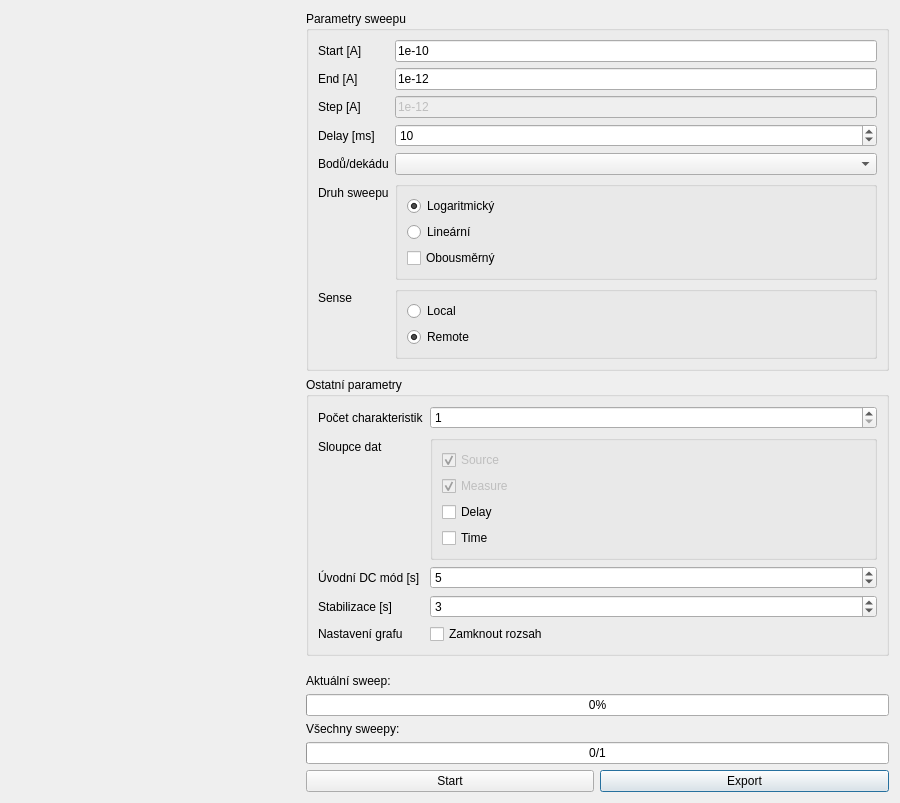
Before: the Qt Designer form gui.ui in roesel/k237, drawn with Qt 5.
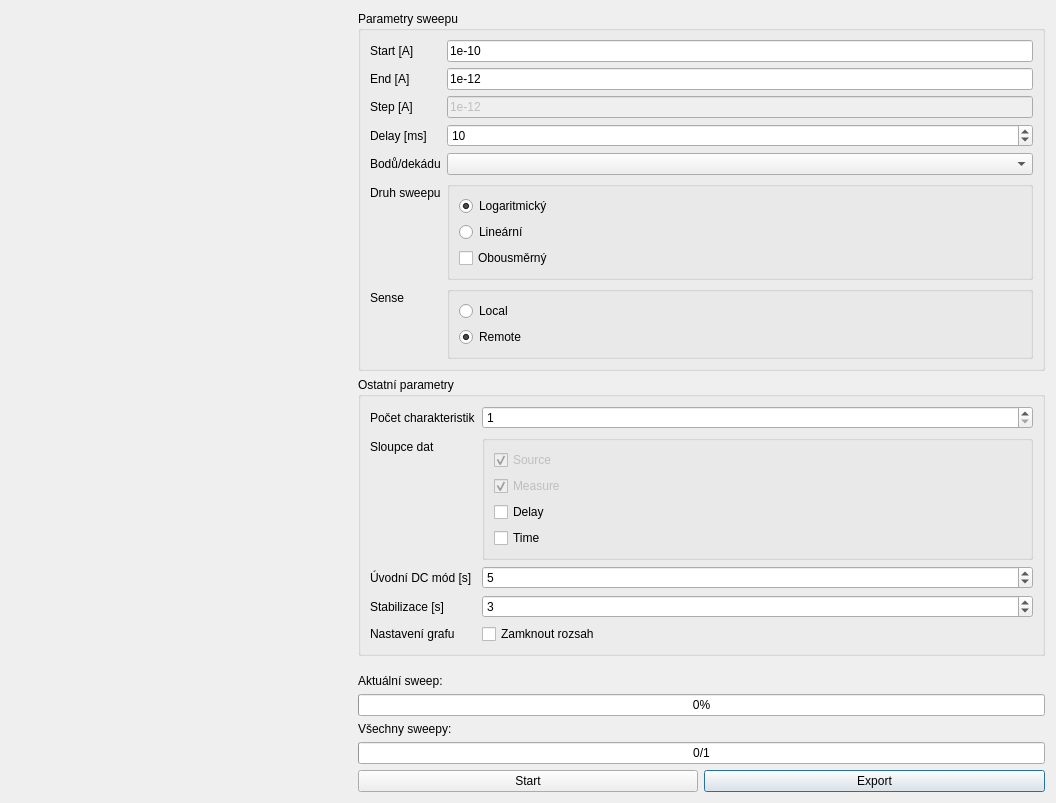
After: the same form once the commit is applied. Icons and pictures are not drawn.

Commit message: Changed default size of window (apparently?)

What changed in the file:
```diff
--- a/gui.ui
+++ b/gui.ui
@@ -6,8 +6,8 @@
    <rect>
     <x>0</x>
     <y>0</y>
-    <width>900</width>
-    <height>663</height>
+    <width>1056</width>
+    <height>709</height>
    </rect>
   </property>
   <property name="minimumSize">
```
The commit also changes 1 other file.
